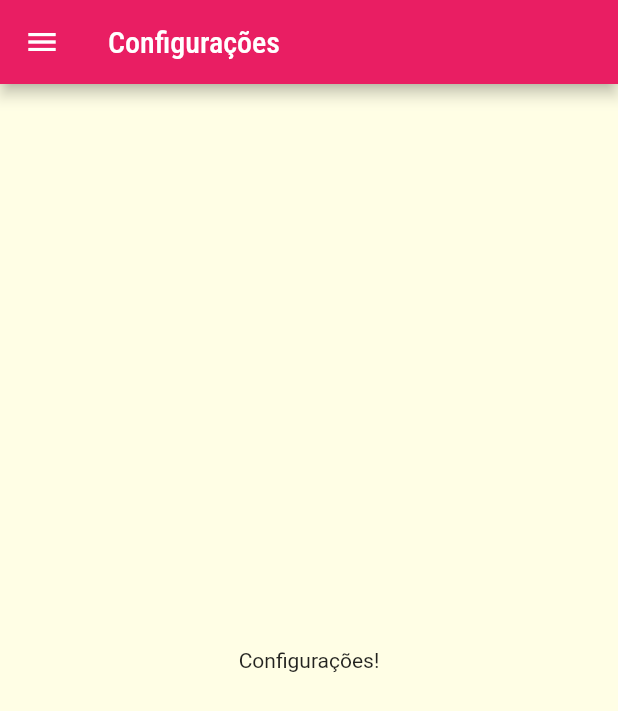
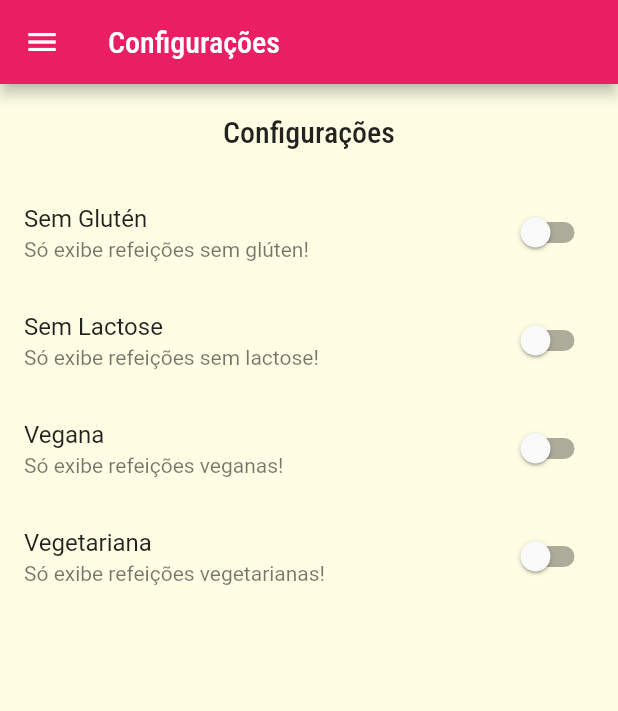
Before and after one commit to rayssasandrade/meals, a Flutter app: the SettingsScreen screen opened by its route, on a phone screen of 412 x 824 dp. Shown: the top 711 px of the screen. Run offline on Flutter 3.47's test engine with Material 2 defaults, Android fonts, the phone set to English and light mode, and no system bars; missing offline and left inert: dart:ffi.

Commit message:
feito o model de configurações e implementado na tela

```diff
--- /dev/null
+++ b/lib/models/settings.dart
@@ -0,0 +1,13 @@
+class Settings {
+  bool isGlutenFree;
+  bool isLactoseFree;
+  bool isVegan;
+  bool isVegetarian;
+
+  Settings({
+    this.isGlutenFree = false,
+    this.isLactoseFree = false,
+    this.isVegan = false,
+    this.isVegetarian = false,
+  });
+}
--- a/lib/screens/settings_screen.dart
+++ b/lib/screens/settings_screen.dart
@@ -1,16 +1,77 @@
 import 'package:flutter/material.dart';
+
 import '../components/main_drawer.dart';
+import '../models/settings.dart';
 
-class SettingsScreen extends StatelessWidget {
+class SettingsScreen extends StatefulWidget {
+  @override
+  _SettingsScreenState createState() => _SettingsScreenState();
+}
+
+class _SettingsScreenState extends State<SettingsScreen> {
+  var settings = Settings();
+
+  Widget _createSwitch(
+    String title,
+    String subtitle,
+    bool value,
+    Function(bool) onChanged,
+  ) {
+    return SwitchListTile.adaptive(
+      title: Text(title),
+      subtitle: Text(subtitle),
+      value: value,
+      onChanged: onChanged,
+    );
+  }
+
   @override
   Widget build(BuildContext context) {
     return Scaffold(
       appBar: AppBar(
-        title: const Text('Configurações'),
+        title: Text('Configurações'),
       ),
       drawer: MainDrawer(),
-      body: const Center(
-        child: Text('Configurações!'),
+      body: Column(
+        children: [
+          Container(
+            padding: EdgeInsets.all(20),
+            child: Text(
+              'Configurações',
+              style: Theme.of(context).textTheme.headline6,
+            ),
+          ),
+          Expanded(
+            child: ListView(
+              children: [
+                _createSwitch(
+                  'Sem Glutén',
+                  'Só exibe refeições sem glúten!',
+                  settings.isGlutenFree,
+                  (value) => setState(() => settings.isGlutenFree = value),
+                ),
+                _createSwitch(
+                  'Sem Lactose',
+                  'Só exibe refeições sem lactose!',
+                  settings.isLactoseFree,
+                  (value) => setState(() => settings.isLactoseFree = value),
+                ),
+                _createSwitch(
+                  'Vegana',
+                  'Só exibe refeições veganas!',
+                  settings.isVegan,
+                  (value) => setState(() => settings.isVegan = value),
+                ),
+                _createSwitch(
+                  'Vegetariana',
+                  'Só exibe refeições vegetarianas!',
+                  settings.isVegetarian,
+                  (value) => setState(() => settings.isVegetarian = value),
+                ),
+              ],
+            ),
+          ),
+        ],
       ),
     );
   }
```
Also changed, not shown: lib/components/main_drawer.dart (+5 -6 lines).
